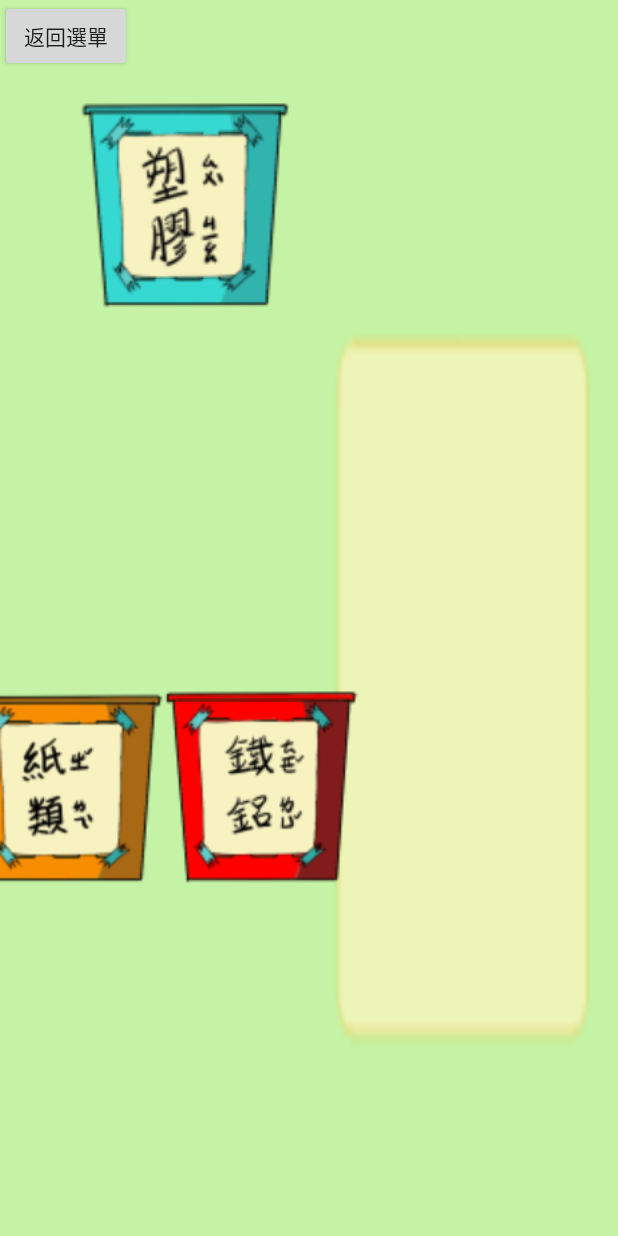
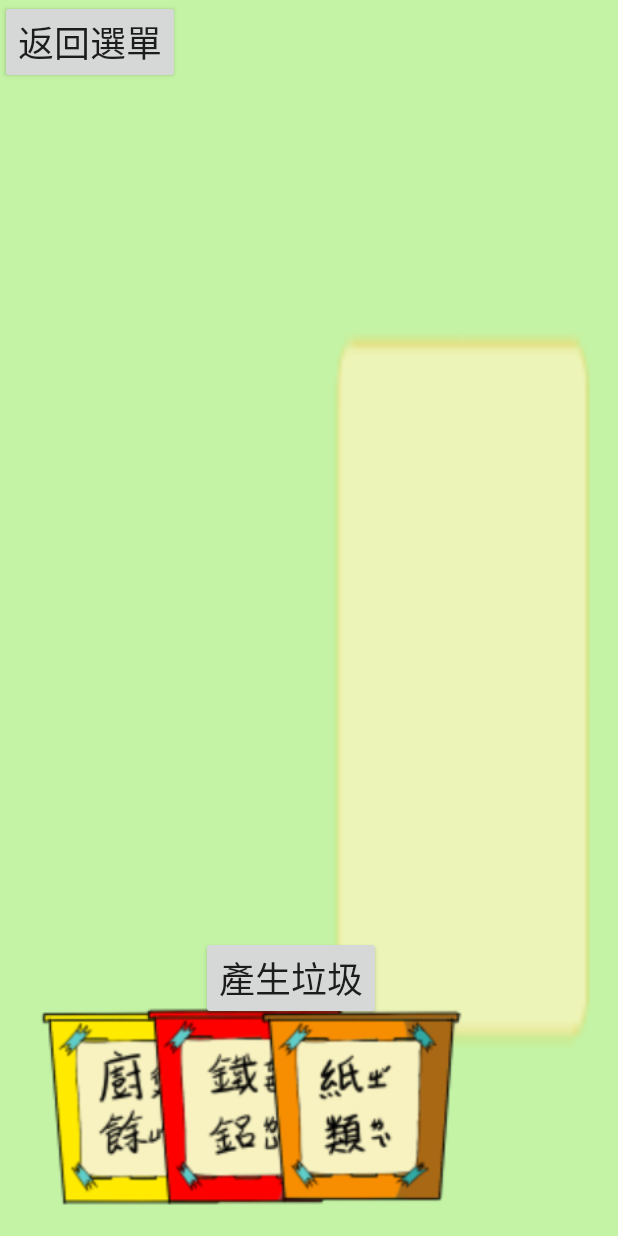
Before and after one commit to s1063680/little_earth1, an Android app: the GameActivity4 screen opened directly, with no data from a screen before it, on a phone screen of 412 x 824 dp. Run offline under Robolectric (Android 15) with nearby library versions, the phone set to English and light mode, and no system bars.

Commit message:
隨機圖片產生

```diff
--- a/app/src/main/res/layout/activity_game4.xml
+++ b/app/src/main/res/layout/activity_game4.xml
@@ -11,74 +11,120 @@
         android:id="@+id/button6"
         android:layout_width="wrap_content"
         android:layout_height="wrap_content"
+        android:onClick="backgame"
         android:text="返回選單"
-        android:onClick="backgame"
+        android:textSize="24sp"
         tools:layout_editor_absoluteX="17dp"
         tools:layout_editor_absoluteY="13dp" />
 
     <ImageView
         android:id="@+id/imageView7"
         android:layout_width="135dp"
-        android:layout_height="134dp"
-        android:layout_marginStart="18dp"
-        android:layout_marginLeft="18dp"
-        android:layout_marginTop="17dp"
+        android:layout_height="143dp"
+        android:layout_marginStart="5dp"
+        android:layout_marginLeft="5dp"
+        android:layout_marginTop="30dp"
         android:layout_marginEnd="32dp"
         android:layout_marginRight="32dp"
         app:layout_constraintEnd_toStartOf="@+id/imageView8"
+        app:layout_constraintHorizontal_bias="0.523"
         app:layout_constraintStart_toStartOf="parent"
         app:layout_constraintTop_toBottomOf="@+id/button6"
         app:srcCompat="@drawable/tr1" />
 
     <ImageView
         android:id="@+id/imageView8"
-        android:layout_width="144dp"
-        android:layout_height="151dp"
-        android:layout_marginStart="32dp"
-        android:layout_marginLeft="32dp"
-        android:layout_marginTop="61dp"
-        android:layout_marginEnd="381dp"
-        android:layout_marginRight="381dp"
+        android:layout_width="135dp"
+        android:layout_height="143dp"
+        android:layout_marginTop="60dp"
+        android:layout_marginEnd="452dp"
+        android:layout_marginRight="452dp"
+        android:layout_marginBottom="35dp"
+        app:layout_constraintBottom_toTopOf="@+id/imageView10"
         app:layout_constraintEnd_toEndOf="parent"
-        app:layout_constraintStart_toEndOf="@+id/imageView7"
         app:layout_constraintTop_toTopOf="parent"
+        app:layout_constraintVertical_bias="0.628"
         app:srcCompat="@drawable/tr2" />
 
     <ImageView
         android:id="@+id/imageView9"
         android:layout_width="135dp"
         android:layout_height="143dp"
+        android:layout_marginStart="26dp"
+        android:layout_marginLeft="26dp"
         android:layout_marginTop="41dp"
         android:layout_marginBottom="16dp"
         app:layout_constraintBottom_toBottomOf="parent"
         app:layout_constraintEnd_toStartOf="@+id/imageView10"
         app:layout_constraintStart_toStartOf="parent"
         app:layout_constraintTop_toBottomOf="@+id/imageView7"
+        app:layout_constraintVertical_bias="1.0"
         app:srcCompat="@drawable/tr3" />
 
     <ImageView
-        android:id="@+id/imageView10"
-        android:layout_width="133dp"
+        android:id="@+id/imageView11"
+        android:layout_width="135dp"
         android:layout_height="143dp"
-        android:layout_marginTop="41dp"
-        android:layout_marginBottom="16dp"
-        app:layout_constraintBottom_toBottomOf="parent"
-        app:layout_constraintEnd_toStartOf="@+id/imageView11"
-        app:layout_constraintStart_toEndOf="@+id/imageView9"
-        app:layout_constraintTop_toBottomOf="@+id/imageView7"
-        app:srcCompat="@drawable/tr4" />
-
-    <ImageView
-        android:id="@+id/imageView11"
-        android:layout_width="132dp"
-        android:layout_height="157dp"
+        android:layout_marginStart="22dp"
+        android:layout_marginLeft="22dp"
         android:layout_marginTop="26dp"
-        android:layout_marginEnd="331dp"
-        android:layout_marginRight="331dp"
+        android:layout_marginEnd="416dp"
+        android:layout_marginRight="416dp"
         android:layout_marginBottom="16dp"
         app:layout_constraintBottom_toBottomOf="parent"
         app:layout_constraintEnd_toEndOf="parent"
         app:layout_constraintStart_toEndOf="@+id/imageView10"
         app:layout_constraintTop_toBottomOf="@+id/imageView8"
+        app:layout_constraintVertical_bias="1.0"
         app:srcCompat="@drawable/tr5" />
+
+    <ImageView
+        android:id="@+id/imageView10"
+        android:layout_width="135dp"
+        android:layout_height="143dp"
+        android:layout_marginStart="12dp"
+        android:layout_marginLeft="12dp"
+        android:layout_marginTop="41dp"
+        android:layout_marginBottom="16dp"
+        app:layout_constraintBottom_toBottomOf="parent"
+        app:layout_constraintStart_toEndOf="@+id/imageView9"
+        app:layout_constraintTop_toBottomOf="@+id/imageView7"
+        app:layout_constraintVertical_bias="1.0"
+        app:srcCompat="@drawable/tr4" />
+
+    <ImageView
+        android:id="@+id/imageView13"
+        android:layout_width="176dp"
+        android:layout_height="154dp"
+        android:layout_marginStart="54dp"
+        android:layout_marginLeft="54dp"
+        android:layout_marginTop="170dp"
+        android:layout_marginEnd="134dp"
+        android:layout_marginRight="134dp"
+        android:layout_marginBottom="47dp"
+        app:layout_constraintBottom_toTopOf="@+id/button11"
+        app:layout_constraintEnd_toEndOf="parent"
+        app:layout_constraintHorizontal_bias="1.0"
+        app:layout_constraintStart_toEndOf="@+id/imageView11"
+        app:layout_constraintTop_toTopOf="parent"
+        app:srcCompat="@drawable/empty" />
+
+    <Button
+        android:id="@+id/button11"
+        android:layout_width="wrap_content"
+        android:layout_height="wrap_content"
+        android:layout_marginStart="86dp"
+        android:layout_marginLeft="86dp"
+        android:layout_marginTop="35dp"
+        android:layout_marginEnd="158dp"
+        android:layout_marginRight="158dp"
+        android:layout_marginBottom="35dp"
+        android:text="產生垃圾"
+        android:textSize="24sp"
+        app:layout_constraintBottom_toBottomOf="parent"
+        app:layout_constraintEnd_toEndOf="parent"
+        app:layout_constraintHorizontal_bias="1.0"
+        app:layout_constraintStart_toEndOf="@+id/imageView11"
+        app:layout_constraintTop_toBottomOf="@+id/imageView13" />
+
 </androidx.constraintlayout.widget.ConstraintLayout>
```
Also changed, not shown: app/src/main/java/tw/edu/pu/s1063680/little_earth/GameActivity3.java (+61 -0 lines), app/src/main/java/tw/edu/pu/s1063680/little_earth/GameActivity4.java (+76 -0 lines), app/src/main/res/layout/activity_game1.xml (+5 -5 lines), app/src/main/res/layout/activity_game2.xml (+4 -4 lines), app/src/main/res/layout/activity_game3.xml (+54 -17 lines), app/src/main/res/drawable-v24/apple.png (added), app/src/main/res/drawable-v24/bag.png (added), app/src/main/res/drawable-v24/banana.png (added), app/src/main/res/drawable-v24/bottle.png (added), app/src/main/res/drawable-v24/drink.png (added), app/src/main/res/drawable-v24/noodles.png (added), app/src/main/res/drawable-v24/tincan.png (added), app/src/main/res/drawable-v24/tincan2.png (added), app/src/main/res/drawable-v24/toast.png (added), 1 more files.
